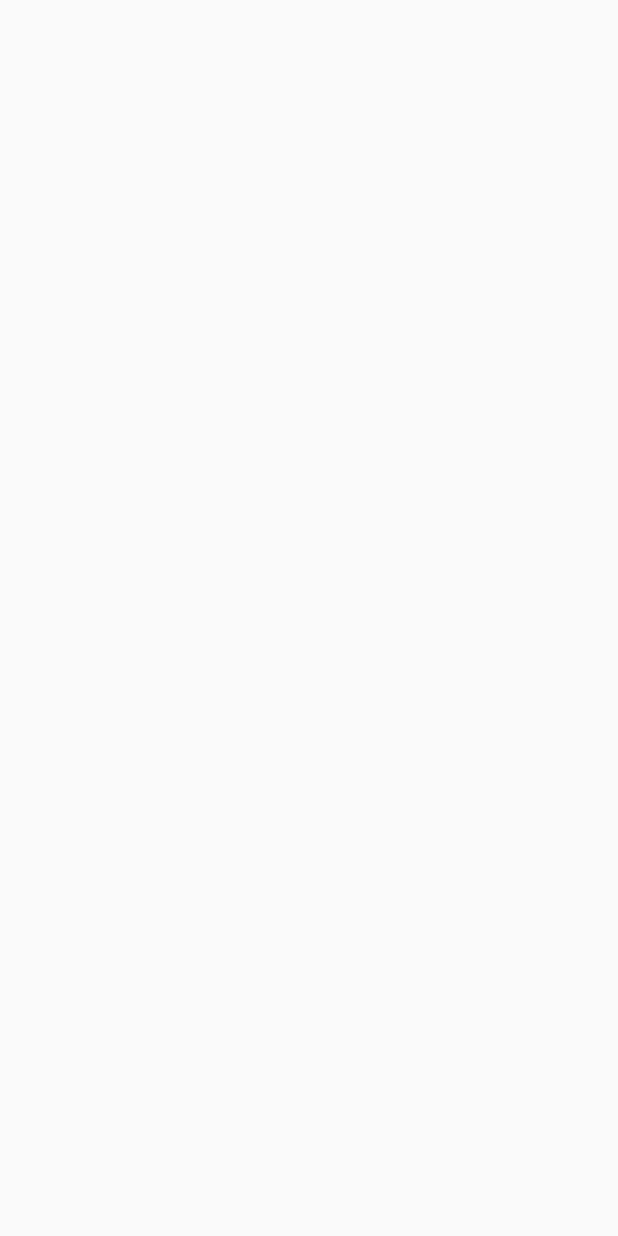
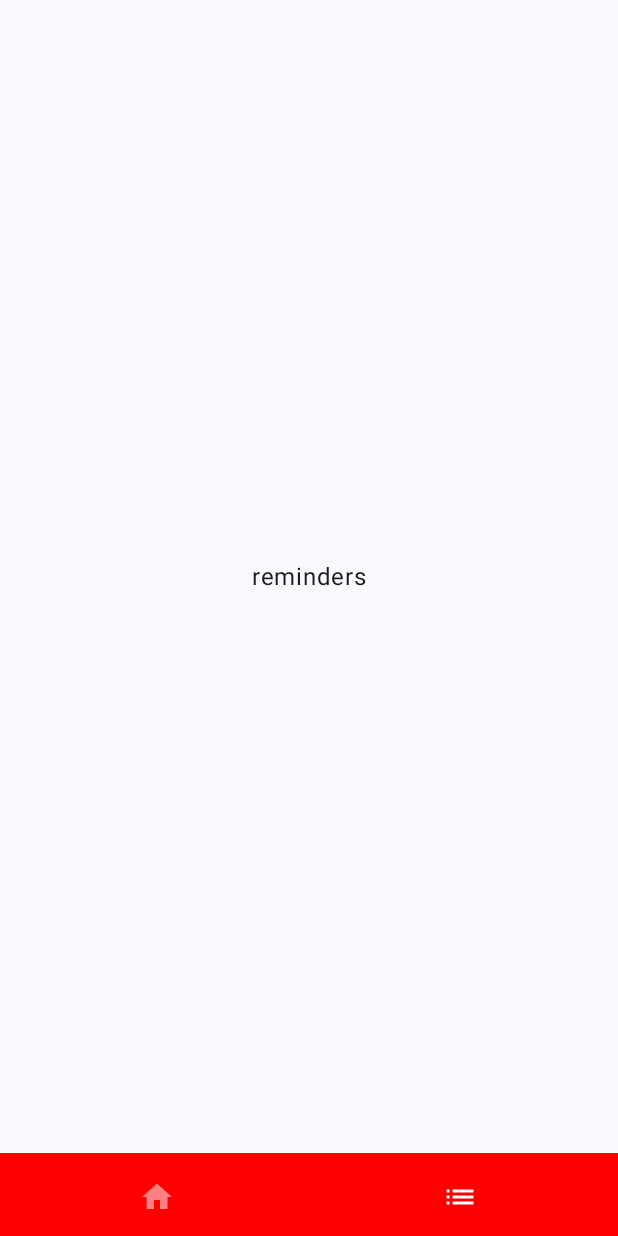
Before and after one commit to Vafeen/Whisper-of-Tasks, an Android app built with Jetpack Compose: the RemindersScreen screen opened through its navigation route, on a phone screen of 412 x 824 dp. Before the commit the screen is empty. Run offline under Robolectric (Android 15) with nearby library versions, the phone set to English and light mode, and no system bars; our stand-ins replace Dagger/Hilt's generated code.

Commit message:
Add simple layouts of screens

```diff
--- a/app/src/main/java/ru/vafeen/reminder/ui/common/screen/MainScreen.kt
+++ b/app/src/main/java/ru/vafeen/reminder/ui/common/screen/MainScreen.kt
@@ -3,22 +3,43 @@ package ru.vafeen.reminder.ui.common.screen
 import androidx.compose.foundation.layout.Arrangement
 import androidx.compose.foundation.layout.Column
 import androidx.compose.foundation.layout.fillMaxSize
+import androidx.compose.foundation.layout.padding
+import androidx.compose.material3.Scaffold
 import androidx.compose.material3.Text
 import androidx.compose.runtime.Composable
+import androidx.compose.runtime.traceEventEnd
 import androidx.compose.ui.Alignment
 import androidx.compose.ui.Modifier
+import androidx.compose.ui.graphics.BlendMode.Companion.Screen
+import androidx.compose.ui.graphics.Color
 import androidx.navigation.NavController
 import ru.vafeen.reminder.noui.viewmodel.MainScreenViewModel
+import ru.vafeen.reminder.ui.common.components.BottomBar
+import ru.vafeen.reminder.ui.common.navigation.ScreenRoute
 
 @Composable
 fun MainScreen(
     viewModel: MainScreenViewModel,
     navController: NavController
 ) {
-    Column(
+    Scaffold(
         modifier = Modifier.fillMaxSize(),
-        verticalArrangement = Arrangement.Center, horizontalAlignment = Alignment.CenterHorizontally
-    ) {
-        Text(text = "ads")
+        bottomBar = {
+            BottomBar(
+                containerColor = Color.Red,
+                selectedMainScreen = true,
+                navigateToRemindersScreen = { navController.navigate(ScreenRoute.Reminders.route) })
+        }
+    ) { innerPadding ->
+        Column(
+            modifier = Modifier
+                .fillMaxSize()
+                .padding(innerPadding),
+            verticalArrangement = Arrangement.Center,
+            horizontalAlignment = Alignment.CenterHorizontally
+        ) {
+            Text(text = "main")
+        }
     }
+
 }
--- a/app/src/main/java/ru/vafeen/reminder/ui/common/screen/RemindersScreen.kt
+++ b/app/src/main/java/ru/vafeen/reminder/ui/common/screen/RemindersScreen.kt
@@ -1,13 +1,46 @@
 package ru.vafeen.reminder.ui.common.screen
 
+import androidx.compose.foundation.layout.Arrangement
+import androidx.compose.foundation.layout.Column
+import androidx.compose.foundation.layout.fillMaxSize
+import androidx.compose.foundation.layout.padding
+import androidx.compose.material3.Scaffold
+import androidx.compose.material3.Text
 import androidx.compose.runtime.Composable
+import androidx.compose.ui.Alignment
+import androidx.compose.ui.Modifier
+import androidx.compose.ui.graphics.Color
 import androidx.navigation.NavController
 import ru.vafeen.reminder.noui.viewmodel.RemindersScreenViewModel
+import ru.vafeen.reminder.ui.common.components.BottomBar
+import ru.vafeen.reminder.ui.common.navigation.ScreenRoute
 
 @Composable
 fun RemindersScreen(
     viewModel: RemindersScreenViewModel,
     navController: NavController
 ) {
-
+    Scaffold(
+        modifier = Modifier.fillMaxSize(),
+        bottomBar = {
+            BottomBar(
+                containerColor = Color.Red,
+                selectedRemindersScreen = true,
+                navigateToMainScreen = {
+                    navController.popBackStack()
+                    navController.popBackStack()
+                    navController.navigate(ScreenRoute.Main.route)
+                })
+        }
+    ) { innerPadding ->
+        Column(
+            modifier = Modifier
+                .fillMaxSize()
+                .padding(innerPadding),
+            verticalArrangement = Arrangement.Center,
+            horizontalAlignment = Alignment.CenterHorizontally
+        ) {
+            Text(text = "reminders")
+        }
+    }
 }
```
